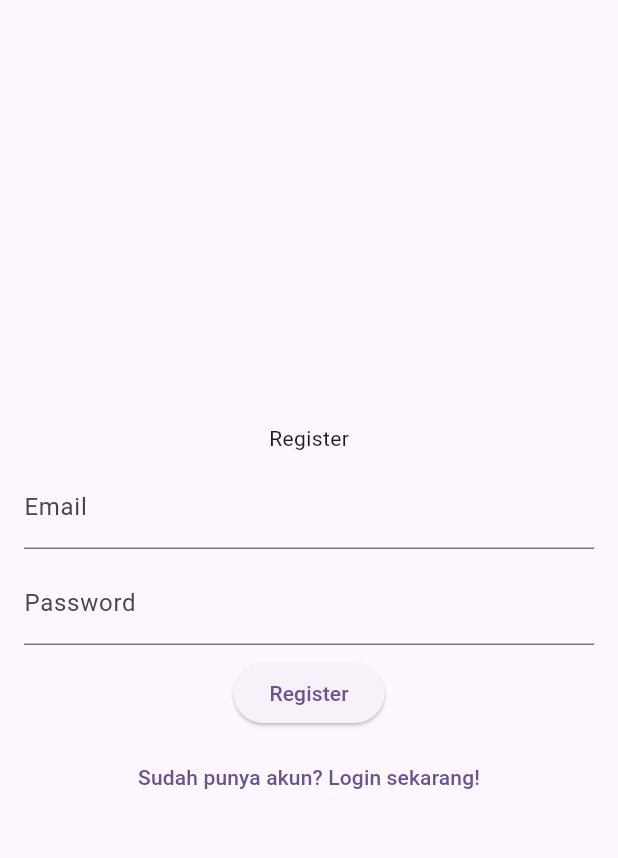
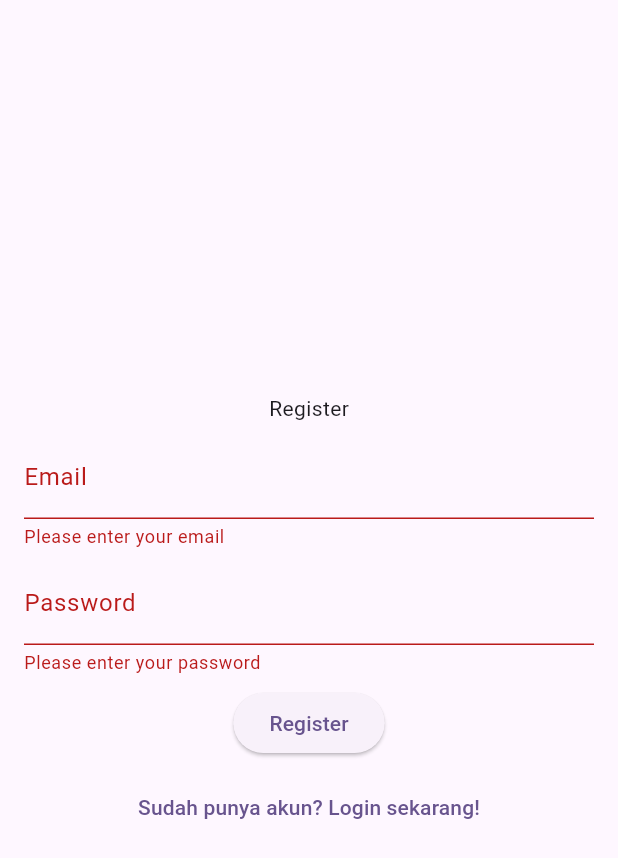
Before and after one commit to Abdurrafi07/20220140103_act4, a Flutter app: the RegisterPage screen opened directly, after a tap on "Register", on a phone screen of 412 x 824 dp. Shown: the top 858 px of the screen. Run offline on Flutter 3.47's test engine with Material 3 defaults, Android fonts, the phone set to English and light mode, and no system bars.

Commit message:
Menambahkan _formKey dan memperbaiki validasi serta menambahkan navigasi pada RegisterPage

```diff
--- a/lib/register_page.dart
+++ b/lib/register_page.dart
@@ -11,7 +11,6 @@ class RegisterPage extends StatefulWidget {
 class _RegisterPageState extends State<RegisterPage> {
   final TextEditingController emailController = TextEditingController();
   final TextEditingController passwordController = TextEditingController();
-
   @override
   void initState() {
     super.initState();
@@ -19,8 +18,10 @@ class _RegisterPageState extends State<RegisterPage> {
 
   @override
   Widget build(BuildContext context) {
+    final _formKey = GlobalKey<FormState>();
     return Scaffold(
       body: Form(
+        key: _formKey,
         child: Padding(
           padding: const EdgeInsets.all(16.0),
           child: Column(
@@ -49,7 +50,11 @@ class _RegisterPageState extends State<RegisterPage> {
                   return null;
                 },
               ),
-              ElevatedButton(onPressed: () {}, child: const Text('Register')),
+              ElevatedButton(onPressed: () {
+                if (_formKey.currentState!.validate()){
+                  Navigator.pop(context);
+                }
+              }, child: const Text('Register')),
               TextButton(
                 onPressed: () {
                   Navigator.pop(context);
```
